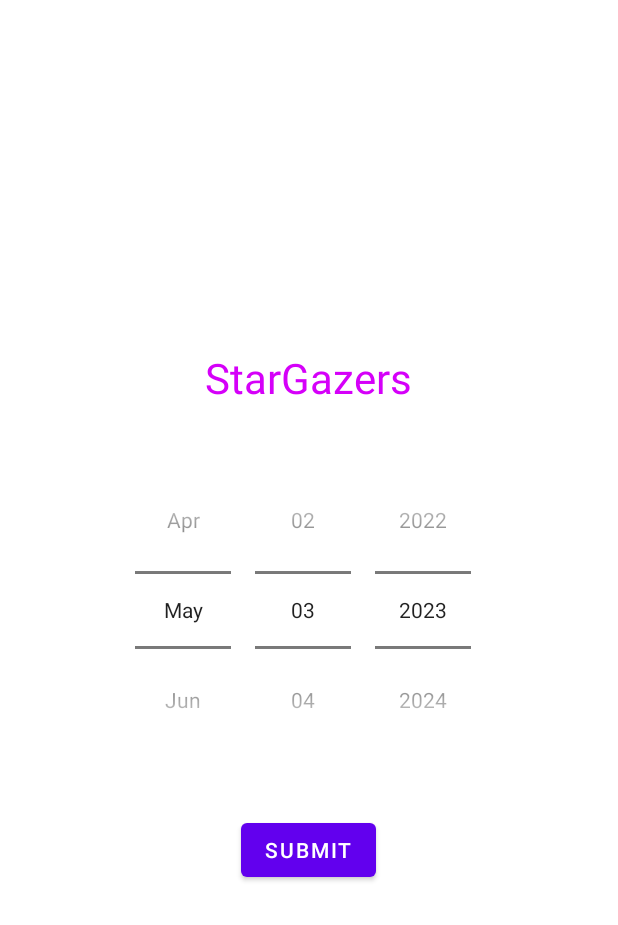
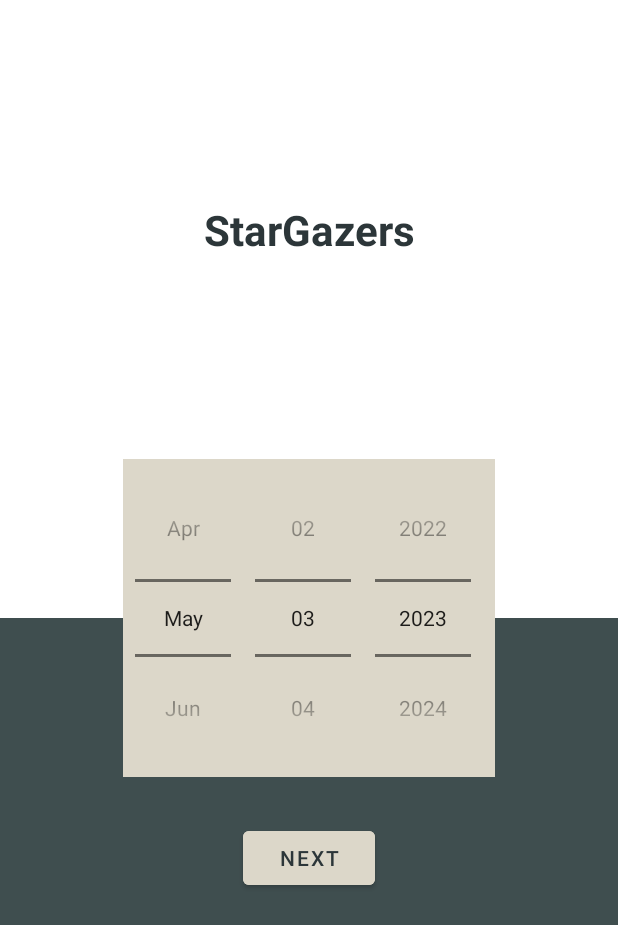
Before and after one commit to Thomasnelson2123/SkyGazers, an Android app: the screen it shows after launch (MainActivity), on a phone screen of 412 x 824 dp. Shown: the top 925 px of the screen. Run offline under Robolectric (Android 15) with nearby library versions, the phone set to English and light mode, and no system bars; our stand-ins replace navigation-ui.

Commit message:
ui fixes

```diff
--- a/app/src/main/res/layout/activity_main.xml
+++ b/app/src/main/res/layout/activity_main.xml
@@ -1,14 +1,25 @@
 <?xml version="1.0" encoding="utf-8"?>
-<LinearLayout xmlns:android="http://schemas.android.com/apk/res/android"
+<androidx.constraintlayout.widget.ConstraintLayout xmlns:android="http://schemas.android.com/apk/res/android"
     xmlns:app="http://schemas.android.com/apk/res-auto"
     xmlns:tools="http://schemas.android.com/tools"
     android:layout_width="match_parent"
     android:layout_height="match_parent"
-    android:orientation="vertical"
     android:gravity="center_vertical|center_horizontal"
 
+    android:orientation="vertical"
     tools:context=".MainActivity">
 
+
+    <androidx.constraintlayout.widget.ConstraintLayout
+        android:layout_width="match_parent"
+        android:layout_height="0dp"
+        android:background="@color/grey_blue"
+        app:layout_constraintBottom_toBottomOf="parent"
+        app:layout_constraintEnd_toEndOf="parent"
+        app:layout_constraintHeight_percent="0.50"
+        app:layout_constraintStart_toStartOf="parent">
+
+    </androidx.constraintlayout.widget.ConstraintLayout>
 
     <TextView
         android:id="@+id/title"
@@ -16,23 +27,43 @@
         android:layout_height="wrap_content"
         android:text="StarGazers"
         android:textAlignment="center"
-        android:textColor="#d500f9"
-        android:textSize="28dp" />
+        android:textColor="@color/dark_blue"
+        android:textSize="28dp"
+        android:textStyle="bold"
+        app:layout_constraintBottom_toTopOf="@+id/datePicker"
+        app:layout_constraintEnd_toEndOf="parent"
+        app:layout_constraintStart_toStartOf="parent"
+        app:layout_constraintTop_toTopOf="parent" />
+
 
     <DatePicker
         android:id="@+id/datePicker"
         android:layout_width="wrap_content"
         android:layout_height="wrap_content"
         android:layout_marginVertical="30dp"
+        android:background="@color/grey_brown"
         android:calendarViewShown="false"
+        android:clickable="false"
         android:datePickerMode="spinner"
-        android:textAlignment="center" />
+        android:fadeScrollbars="false"
+        android:textAlignment="center"
+        app:layout_constraintBottom_toBottomOf="parent"
+        app:layout_constraintEnd_toEndOf="parent"
+        app:layout_constraintStart_toStartOf="parent"
+        app:layout_constraintTop_toTopOf="parent" />
+
     <Button
+        android:id="@+id/submit"
         android:layout_width="wrap_content"
+        android:layout_height="wrap_content"
+        android:layout_marginTop="30dp"
+        android:backgroundTint="@color/grey_brown"
+        android:text="Next"
+        android:textColor="@color/dark_blue"
         android:textAlignment="center"
-        android:layout_height="wrap_content"
-        android:id="@+id/submit"
-        android:text="Submit"></Button>
+        app:layout_constraintEnd_toEndOf="parent"
+        app:layout_constraintStart_toStartOf="parent"
+        app:layout_constraintTop_toBottomOf="@+id/datePicker"></Button>
 
 
-</LinearLayout>
+</androidx.constraintlayout.widget.ConstraintLayout>
--- a/app/src/main/res/layout/fragment_second.xml
+++ b/app/src/main/res/layout/fragment_second.xml
@@ -17,6 +17,7 @@
 
         <ImageView
             android:id="@+id/sunPicture"
+            android:contentDescription="picture of sun"
             android:layout_width="50dp"
             android:layout_height="50dp"
             android:layout_marginStart="-50dp"
@@ -41,11 +42,14 @@
 
     <ImageButton
         android:id="@+id/showDebug"
-        android:layout_width="48dp"
-        android:layout_height="48dp"
+        android:layout_width="54dp"
+        android:layout_height="54dp"
         android:layout_marginTop="15dp"
         android:layout_marginEnd="15dp"
+        android:backgroundTint="@color/grey_brown"
+        app:tint="@color/dark_blue"
         android:contentDescription="bug"
+        android:padding="4dp"
         android:src="@drawable/iconmonstr_bug_1"
         android:text="debug"
         app:layout_constraintEnd_toEndOf="parent"
@@ -53,10 +57,12 @@
 
     <ImageButton
         android:id="@+id/button_second"
-        android:layout_width="48dp"
-        android:layout_height="48dp"
+        android:layout_width="54dp"
+        android:layout_height="54dp"
         android:layout_marginStart="15dp"
         android:layout_marginTop="15dp"
+        android:backgroundTint="@color/grey_brown"
+        app:tint="@color/dark_blue"
         android:contentDescription="calendar"
         android:src="@drawable/iconmonstr_calendar_4"
         android:text="@string/previous"
@@ -124,7 +130,7 @@
 
     <androidx.constraintlayout.widget.ConstraintLayout
         android:id="@+id/debugWindow"
-
+        android:padding="5dp"
         android:layout_width="wrap_content"
         android:layout_height="wrap_content"
         android:layout_marginBottom="50dp"
--- a/app/src/main/res/values/colors.xml
+++ b/app/src/main/res/values/colors.xml
@@ -7,4 +7,10 @@
     <color name="teal_700">#FF018786</color>
     <color name="black">#FF000000</color>
     <color name="white">#FFFFFFFF</color>
+
+    <color name="dark_blue">#2C3639</color>
+    <color name="grey_blue">#3F4E4F</color>
+    <color name="light_brown">#A27B5C</color>
+    <color name="grey_brown">#DCD7C9</color>
+
 </resources>
```
